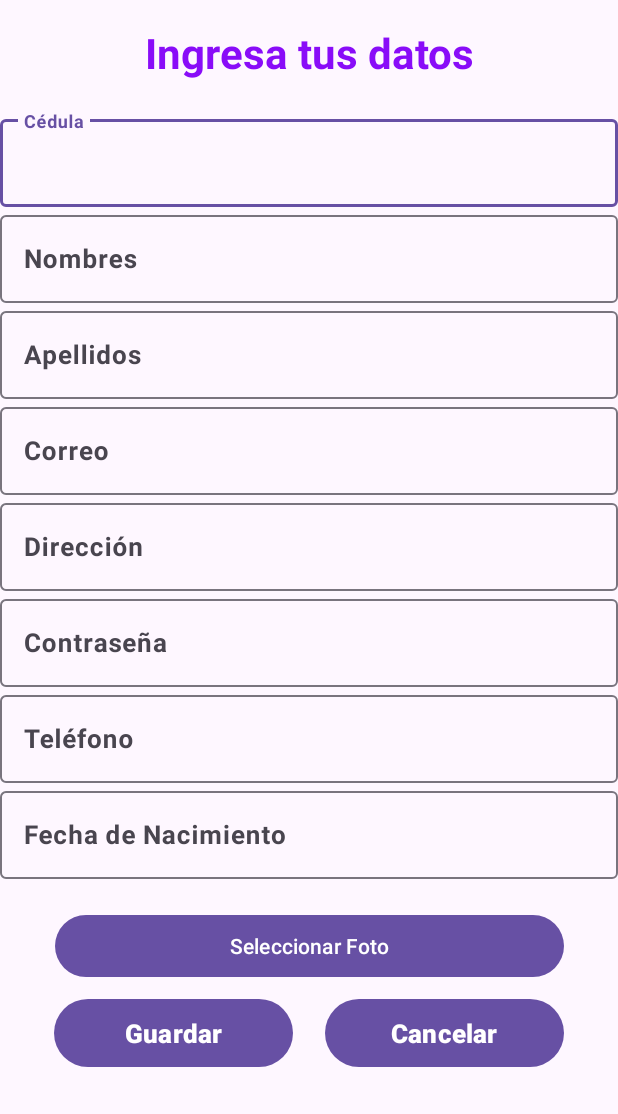
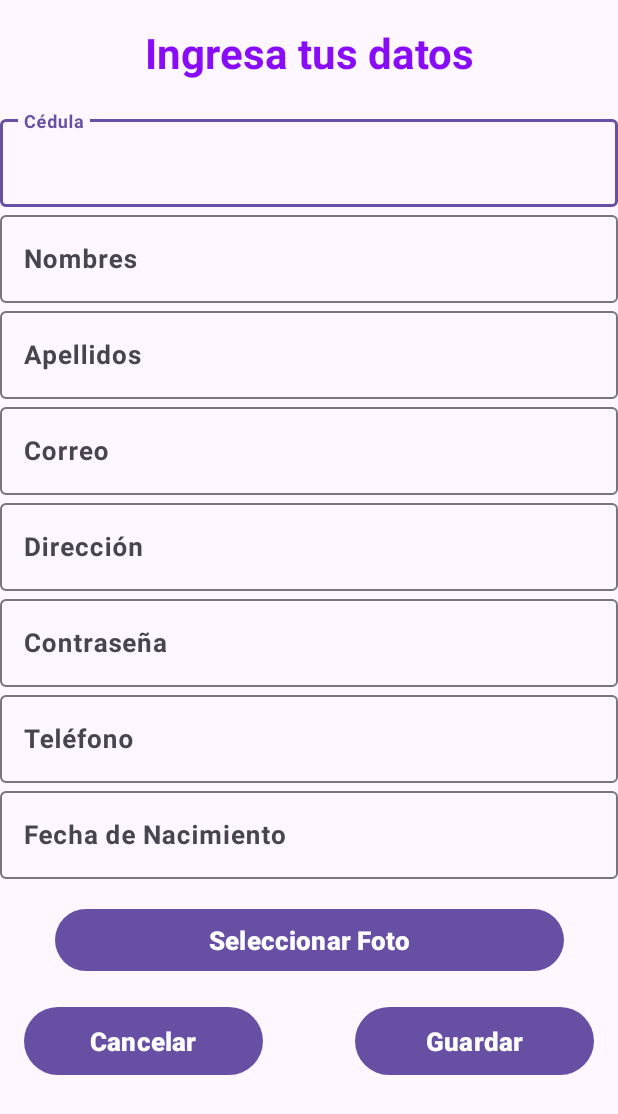
Before and after one commit to juancIdrovo/arteVivaM4a, an Android app: the RegistroEstudiante screen opened directly, with no data from a screen before it, on a phone screen of 412 x 824 dp. Shown: the top 1114 px of the screen. Run offline under Robolectric (Android 15) with nearby library versions, the phone set to English and light mode, and no system bars.

Commit message:
ya no se mueven los botones

```diff
--- a/app/src/main/res/layout/registro_estudiant.xml
+++ b/app/src/main/res/layout/registro_estudiant.xml
@@ -173,42 +173,42 @@
             android:layout_width="159dp"
             android:layout_height="53dp"
             android:layout_marginStart="16dp"
+            android:layout_marginTop="16dp"
             android:layout_marginBottom="16dp"
             android:text="Cancelar"
             android:textSize="17sp"
             android:textStyle="bold"
             app:layout_constraintBottom_toBottomOf="parent"
-            app:layout_constraintEnd_toEndOf="parent"
-            app:layout_constraintHorizontal_bias="0.121"
-            app:layout_constraintStart_toEndOf="@+id/btnGuardar"
-            app:layout_constraintTop_toBottomOf="@+id/imageView2"
+            app:layout_constraintStart_toStartOf="parent"
+            app:layout_constraintTop_toBottomOf="@+id/btnFoto"
             app:layout_constraintVertical_bias="1.0" />
 
         <Button
             android:id="@+id/btnGuardar"
             android:layout_width="159dp"
             android:layout_height="53dp"
+            android:layout_marginTop="16dp"
+            android:layout_marginEnd="16dp"
             android:layout_marginBottom="16dp"
             android:text="Guardar"
             android:textSize="17sp"
             android:textStyle="bold"
             app:layout_constraintBottom_toBottomOf="parent"
             app:layout_constraintEnd_toEndOf="parent"
-            app:layout_constraintHorizontal_bias="0.142"
-            app:layout_constraintStart_toStartOf="parent"
-            app:layout_constraintTop_toBottomOf="@+id/imageView2"
+            app:layout_constraintTop_toBottomOf="@+id/btnFoto"
             app:layout_constraintVertical_bias="1.0" />
 
         <Button
-            android:id="@+id/button"
+            android:id="@+id/btnFoto"
             android:layout_width="339dp"
             android:layout_height="49dp"
-            android:layout_marginTop="20dp"
+            android:layout_marginTop="16dp"
             android:text="Seleccionar Foto"
+            android:textSize="17sp"
+            android:textStyle="bold"
             app:layout_constraintEnd_toEndOf="parent"
             app:layout_constraintStart_toStartOf="parent"
             app:layout_constraintTop_toBottomOf="@+id/textInputLayoutFechaNac" />
 
-
     </androidx.constraintlayout.widget.ConstraintLayout>
 </ScrollView>
```
